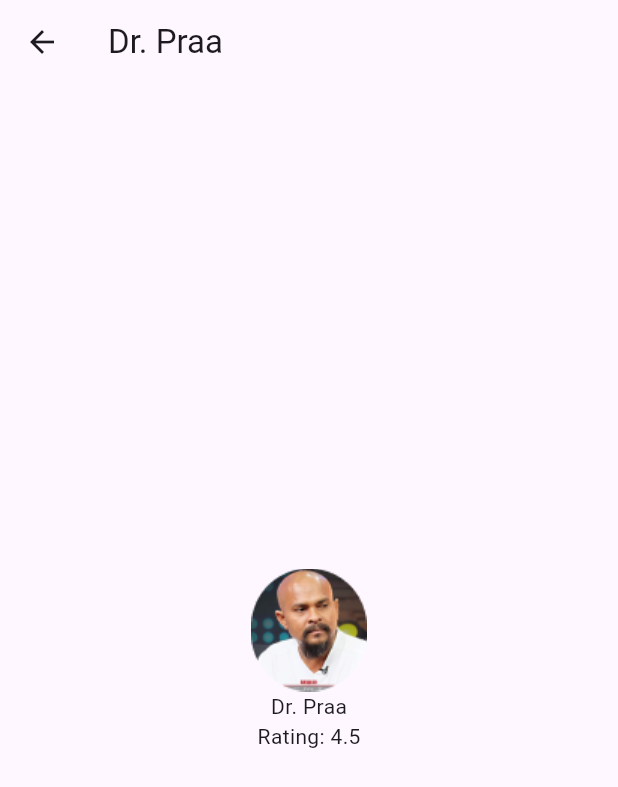
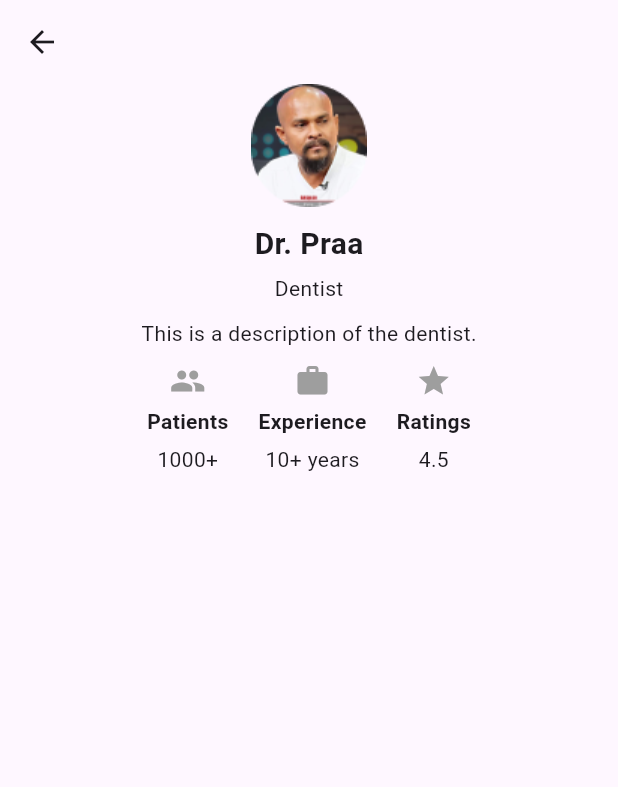
Before and after one commit to 6531503042/Deap-Mobile-Application, a Flutter app: the DoctorTab screen opened directly, after a tap on "Dr. Praa", on a phone screen of 412 x 824 dp. Shown: the top 787 px of the screen. Run offline on Flutter 3.47's test engine with Material 3 defaults, Android fonts, the phone set to English and light mode, and no system bars; our stand-ins replace font_awesome_flutter, image_picker, sqflite; missing offline and left inert: dart:ffi; accounts and stored records are empty; network calls fail.

Commit message:
add Doctor

```diff
--- a/lib/screens/DoctorTab.dart
+++ b/lib/screens/DoctorTab.dart
@@ -15,49 +15,56 @@ class _DentistPageState extends State<DoctorTab> {
       'rating': 4.5,
       'reviews': 135,
       'type': 'Dentist',
-      'imagePath': 'assets/doctor1.png'
+      'imagePath': 'assets/doctor1.png',
+      'imagePath2': 'assets/star.png'
     },
     {
       'name': 'Dr. Mensah T',
       'rating': 4.3,
       'reviews': 130,
       'type': 'Dentist',
-      'imagePath': 'assets/doctor2.png'
+      'imagePath': 'assets/doctor2.png',
+      'imagePath2': 'assets/star.png'
     },
     {
       'name': 'Dr. Klimisch J',
       'rating': 4.5,
       'reviews': 135,
       'type': 'Dentist',
-      'imagePath': 'assets/doctor3.png'
+      'imagePath': 'assets/doctor3.png',
+      'imagePath2': 'assets/star.png'
     },
     {
       'name': 'Dr. Martinez K',
       'rating': 4.3,
       'reviews': 130,
       'type': 'Dentist',
-      'imagePath': 'assets/doctor4.png'
+      'imagePath': 'assets/doctor4.png',
+      'imagePath2': 'assets/star.png'
     },
     {
       'name': 'Dr. Marc M',
       'rating': 4.3,
       'reviews': 130,
       'type': 'Dentist',
-      'imagePath': 'assets/doctor5.png'
+      'imagePath': 'assets/doctor5.png',
+      'imagePath2': 'assets/star.png'
     },
     {
       'name': 'Dr. O\'Boyle J',
       'rating': 4.5,
       'reviews': 135,
       'type': 'Dentist',
-      'imagePath': 'assets/doctor6.png'
+      'imagePath': 'assets/doctor6.png',
+      'imagePath2': 'assets/star.png'
     },
     {
       'name': 'Dr. Bellamy R',
       'rating': 4.5,
       'reviews': 135,
       'type': 'Dentist',
-      'imagePath': "assets/doctor8.png"
+      'imagePath': "assets/doctor8.png",
+      'imagePath2': 'assets/star.png'
     },
   ];
 
@@ -117,11 +124,13 @@ class _DentistPageState extends State<DoctorTab> {
                   final name = dentist['name'];
                   final rating = dentist['rating'];
                   final type = dentist['type'];
-                  final imagePath =
-                      dentist['imagePath']; // Corrected access to imagePath
+                  final imagePath = dentist['imagePath'];
+                  final imagePath2 = dentist['imagePath2'];
 
-                  return _buildDoctorCard(name, rating, type, imagePath);
+                  return _buildDoctorCard(
+                      context, name, rating, imagePath, imagePath2);
                 }).toList(),
+
               ),
             ),
           ],
@@ -130,12 +139,12 @@ class _DentistPageState extends State<DoctorTab> {
     );
   }
 
-   Widget _buildDoctorCard(
-      String name, double rating, String type, String imagePath) {
-    return Container(
-      child: Card(
+  Widget _buildDoctorCard(BuildContext context, String name, double rating,
+      String imagePath, String imagePath2) {
+    return Card(
+      elevation: 2, // Add elevation for a shadow effect
       child: InkWell(
-          splashColor: Colors.blue.withAlpha(30),
+        splashColor: Colors.green.shade200.withAlpha(30),
         onTap: () {
           Navigator.push(
             context,
@@ -143,49 +152,52 @@ class _DentistPageState extends State<DoctorTab> {
               builder: (context) => DoctorDetailPage(
                 name: name,
                 rating: rating,
-                  imagePath: imagePath,
+                imagePath: imagePath,                // Add this line
+                description:
+                    'This is a description of the dentist.', // Add this line
               ),
             ),
-            ); // Add functionality for viewing doctor's profile
+          );
         },
         child: Container(
-            decoration: BoxDecoration(
-              borderRadius: BorderRadius.circular(20),
-              boxShadow: [
-                BoxShadow(
-                  color: Color.fromARGB(255, 255, 255, 255)
-                      .withOpacity(0.5), // Shadow color
-                  spreadRadius: 5, // Spread radius
-                  blurRadius: 3, // Blur radius
-                  offset: Offset(0, 3), // Offset
-                ),
-              ],
-            ),
-            width: 150,
-            height: 150,
-            padding: EdgeInsets.all(8),
+          width: 160,
+          height: 160,
+          padding: EdgeInsets.all(13),
           child: Column(
-              mainAxisAlignment: MainAxisAlignment.spaceEvenly,
             crossAxisAlignment: CrossAxisAlignment.center,
             children: <Widget>[
-                Expanded(
-                  child: Center(
+              // Image
+              Padding(
+                padding: const EdgeInsets.only(bottom: 20.0),
                 child: Image.asset(
                   imagePath, // Use the provided imagePath
-                          width: 70,
-                          height: 70,
-
+                  width: 80,
+                  height: 80,
+                ),
               ),
 
+              // Doctor's name
+              Text(
+                name,
+                style: TextStyle(
+                  fontSize: 16,
+                  fontWeight: FontWeight.w500,
                 ),
               ),
               SizedBox(height: 10),
-                Text(
-                  name,
-                  style: TextStyle(fontSize: 16, fontWeight: FontWeight.bold),
+              // Star rating sentence
+              RichText(
+                text: TextSpan(
+                  children: [
+                    WidgetSpan(
+                      child: Image.asset(
+                        imagePath2, // Use the provided imagePath2 for the star image
+                        width: 16,
+                        height: 16,
                       ),
-                Text(
-                  '${rating.toStringAsFixed(1)} (135 reviews)',
+                    ),
+                    TextSpan(
+                      text: '${rating.toStringAsFixed(1)} (135 reviews)',
                       style: TextStyle(
                           fontSize: 14,
                           fontWeight: FontWeight.w400,
@@ -194,6 +206,8 @@ class _DentistPageState extends State<DoctorTab> {
                   ],
                 ),
               ),
+            ],
+          ),
         ),
       ),
     );
--- a/lib/screens/Doctor_detail.dart
+++ b/lib/screens/Doctor_detail.dart
@@ -4,33 +4,76 @@ class DoctorDetailPage extends StatelessWidget {
   final String name;
   final double rating;
   final String imagePath;
-
+  final String description;
 
   const DoctorDetailPage({
     Key? key,
     required this.name,
     required this.rating,
     required this.imagePath,
+    required this.description,
   }) : super(key: key);
 
   @override
   Widget build(BuildContext context) {
     return Scaffold(
       appBar: AppBar(
-        title: Text(name),
+
       ),
-      body: Center(
-        child: Column(
-          mainAxisAlignment: MainAxisAlignment.center,
-          children: [
-            Image.asset(imagePath),
-            Text(name),
-            Text('Rating: $rating'),
-
-            // Add more details or widgets as needed
-          ],
-        ),
+      body: Column(
+        children: [
+          Image.asset(imagePath),
+          SizedBox(height: 10),
+          Text(
+            name,
+            style: TextStyle(fontSize: 20, fontWeight: FontWeight.bold),
+          ),
+          SizedBox(height: 5),
+          Text(
+            'Dentist',
+            style: TextStyle(fontSize: 14),
+          ),
+          SizedBox(height: 10),
+          Text(
+            description,
+            style: TextStyle(fontSize: 14),
+          ),
+          SizedBox(height: 10),
+          Row(
+            mainAxisAlignment: MainAxisAlignment.center,
+            children: [
+              _buildBox('Patients', Icons.group, '1000+'),
+              SizedBox(width: 20),
+              _buildBox('Experience', Icons.work, '10+ years'),
+              SizedBox(width: 20),
+              _buildBox('Ratings', Icons.star, '$rating'),
+            ],
+          ),
+          // Add more details or widgets as needed
+        ],
       ),
     );
   }
+
+  Widget _buildBox(String title, IconData iconData, String subtitle) {
+    return Column(
+      children: [
+        Icon(
+          iconData,
+          size: 24,
+          color: Colors.grey,
+        ),
+        SizedBox(height: 5),
+        Text(
+          title,
+          style: TextStyle(fontSize: 14, fontWeight: FontWeight.bold),
+        ),
+        SizedBox(height: 5),
+        Text(
+          subtitle,
+          style: TextStyle(fontSize: 14),
+        ),
+      ],
+    );
+  }
 }
--- a/lib/screens/home_page.dart
+++ b/lib/screens/home_page.dart
@@ -200,10 +200,12 @@ Widget _buildDoctorCard(BuildContext context, String name, double rating,
             builder: (context) => DoctorDetailPage(
               name: name,
               rating: rating,
-              imagePath: imagePath,
+              imagePath: imagePath,              // Add this line
+              description:
+                  'This is a description of the dentist.', // Add this line
             ),
           ),
-        ); // Add functionality for viewing doctor's profile
+        );
       },
       child: Container(
         width: 160,
@@ -217,8 +219,8 @@ Widget _buildDoctorCard(BuildContext context, String name, double rating,
               padding: const EdgeInsets.only(bottom: 10.0),
               child: Image.asset(
                 imagePath, // Use the provided imagePath
-                width: 50,
-                height: 50,
+                width: 70,
+                height: 70,
               ),
             ),
 
```
Lines whose indentation alone changed are shown as unchanged.
